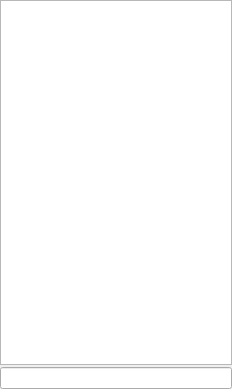
Before: the Qt Designer form plugins/scratchpad/scratchpadview.ui in KDE/kdevelop, drawn with Qt 5.
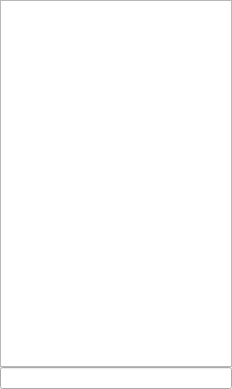
After: the same form once the commit is applied. Custom widgets are drawn as their Qt base class.

Diff of the .ui file:
```diff
--- a/plugins/scratchpad/scratchpadview.ui
+++ b/plugins/scratchpad/scratchpadview.ui
@@ -13,7 +13,7 @@
   </property>
   <layout class="QVBoxLayout">
    <property name="spacing">
-    <number>2</number>
+    <number>0</number>
    </property>
    <property name="leftMargin">
     <number>0</number>
```
